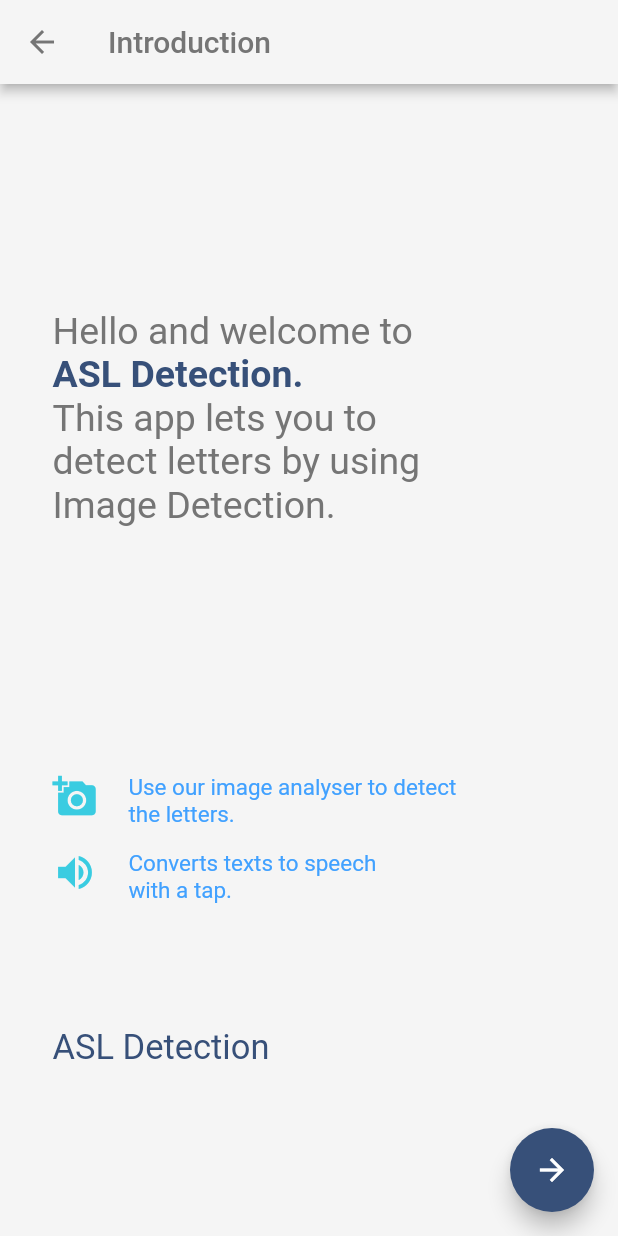
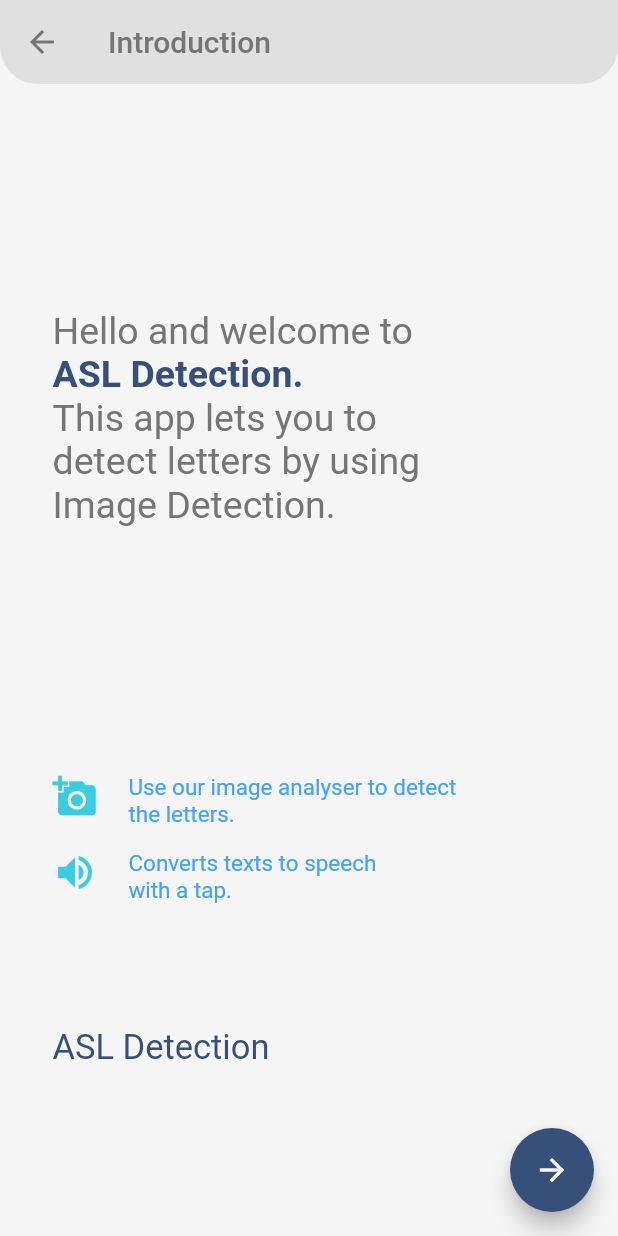
Before and after one commit to SilentCruzer/Lumos, a Flutter app: the screen it shows after launch, after a tap on an icon or button, on a phone screen of 412 x 824 dp. Run offline on Flutter 3.47's test engine with Material 2 defaults, Android fonts, the phone set to English and light mode, and no system bars; our stand-ins replace camera, flutter_icons, flutter_tts, fluttertoast, geolocator, hexcolor and 5 more; missing offline and left inert: animated_splash, colornames, shake, simple_ocr_plugin, telephony, tflite.

Commit message:
Minor UI Changes

```diff
--- a/lib/main.dart
+++ b/lib/main.dart
@@ -144,10 +144,16 @@ class _MyHomePageState extends State<MyHomePage> {
       backgroundColor: Colors.grey[100],
       appBar: AppBar(
         backgroundColor: Colors.grey[100],
-        elevation: 3,
+        elevation: 0,
         title: Text(
           'Select an option',
           style: TextStyle(color: Colors.grey[600]),
+        ),
+        flexibleSpace: Container(
+          decoration: BoxDecoration(
+              borderRadius: BorderRadius.only(bottomLeft: Radius.circular(25),bottomRight: Radius.circular(25)),
+              color: Colors.grey[300]
+          ),
         ),
         actions: <Widget>[
           IconButton(
--- a/lib/screens/color_blind/screens/image_color.dart
+++ b/lib/screens/color_blind/screens/image_color.dart
@@ -67,7 +67,7 @@ class _ImageColorState extends State<ImageColor> {
           builder: (buildContext, snapshot) {
             Color selectedColor = snapshot.data ?? Colors.green;
             return Padding(
-              padding: const EdgeInsets.only(top: 50),
+              padding: const EdgeInsets.only(top: 30),
               child: Stack(
                 children: <Widget>[
                   RepaintBoundary(
--- a/lib/screens/deaf/screens/landing_screen.dart
+++ b/lib/screens/deaf/screens/landing_screen.dart
@@ -16,8 +16,14 @@ class _LandingPageState extends State<LandingPage> {
           'Introduction',
           style: TextStyle(color: Colors.grey[600]),
         ),
+        flexibleSpace: Container(
+          decoration: BoxDecoration(
+              borderRadius: BorderRadius.only(bottomLeft: Radius.circular(25),bottomRight: Radius.circular(25)),
+              color: Colors.grey[300]
+          ),
+        ),
         backgroundColor: Colors.grey[100],
-        elevation: 3,
+        elevation: 0,
         leading: IconButton(
           onPressed: () {
             Navigator.of(context).pop();
```
Also changed, not shown: lib/screens/color_blind/color_blind_home.dart (+7 -1 lines).
